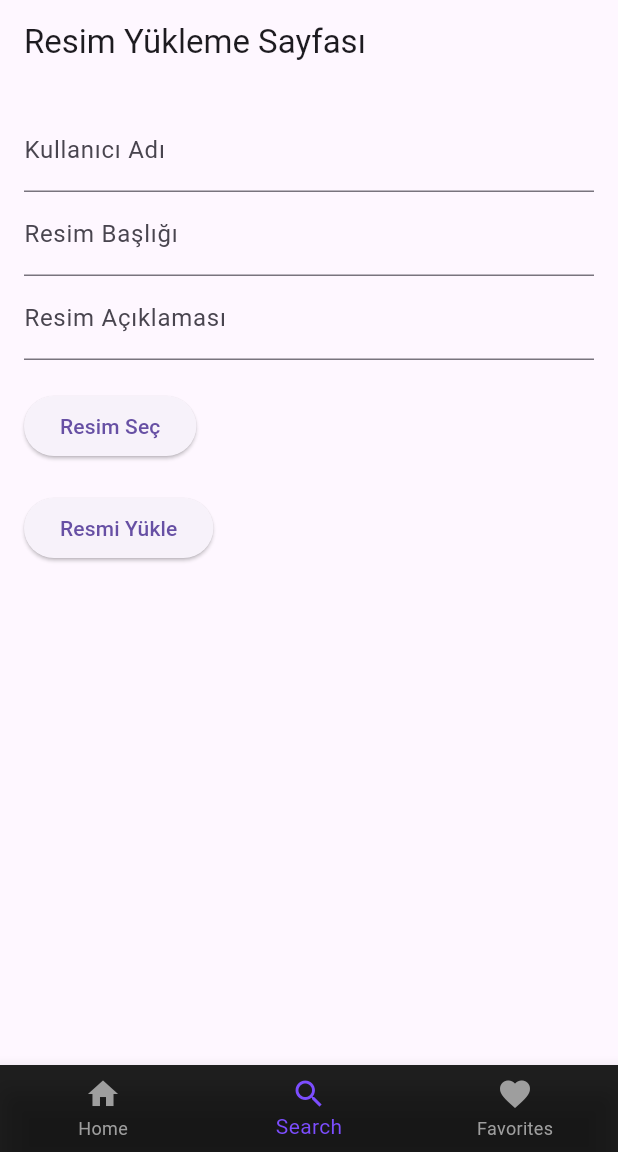
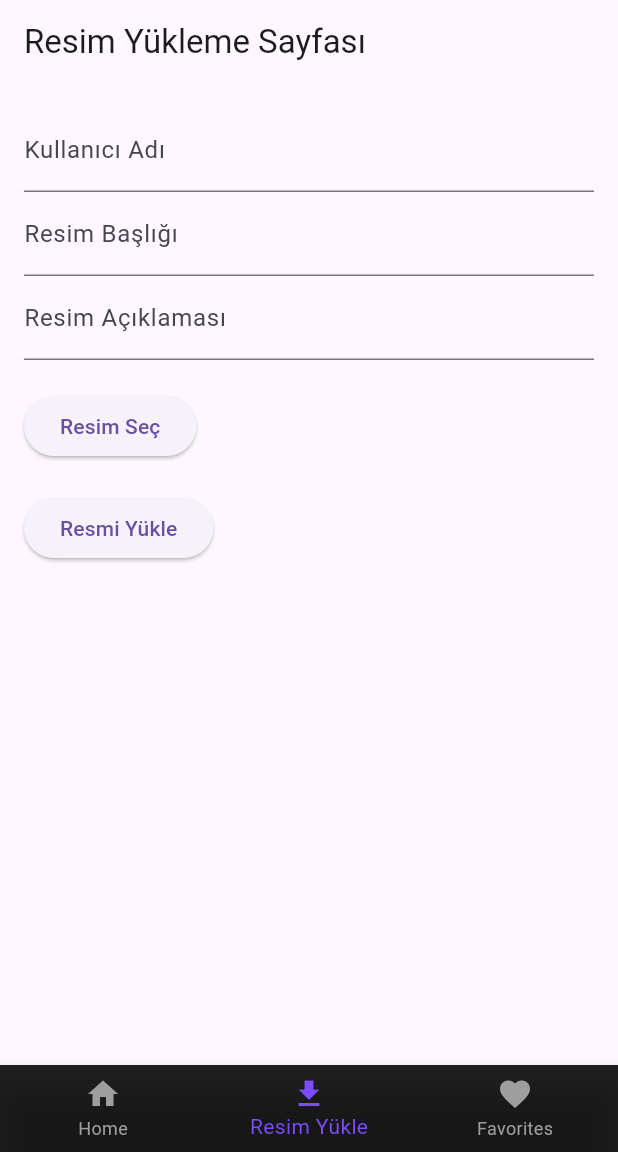
Before and after one commit to AksitArda/Artify, a Flutter app: the Main screen opened directly, swiped to page 2, on a phone screen of 412 x 824 dp, the part 84-1236 px from its top. Run offline on Flutter 3.47's test engine with Material 3 defaults, Android fonts, the light colour scheme and no system bars; our stand-ins replace animate_do, image_picker; network calls fail.

Commit message:
Update main.dart

```diff
--- a/app/lib/main.dart
+++ b/app/lib/main.dart
@@ -114,8 +114,8 @@ class _MainState extends State<Main> {
             label: 'Home',
           ),
           BottomNavigationBarItem(
-            icon: Icon(Icons.search),
-            label: 'Search',
+            icon: Icon(Icons.download),
+            label: 'Resim Yükle',
           ),
           BottomNavigationBarItem(
             icon: Icon(Icons.favorite),
```
